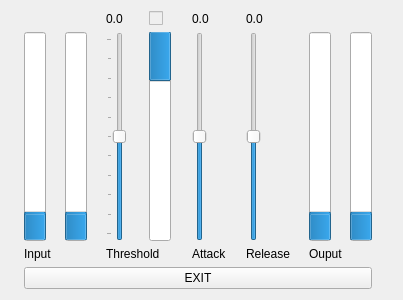
Above: src/mainwindow.ui from MrFrangipane/frangitron-raspberry before the change. Below: the same form after it.
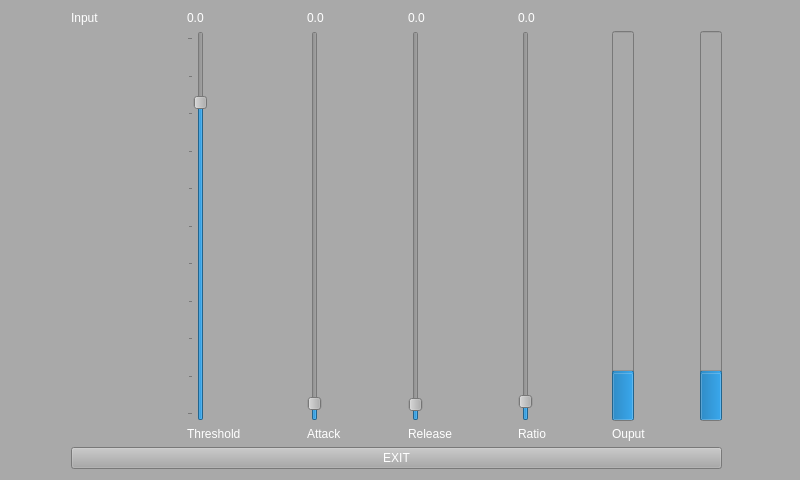
That is the form after the change. Custom widgets are drawn as their Qt base class.

Commit message: UiTrack paint

The edit to the form file:
```diff
--- a/src/mainwindow.ui
+++ b/src/mainwindow.ui
@@ -6,78 +6,63 @@
    <rect>
     <x>0</x>
     <y>0</y>
-    <width>403</width>
-    <height>300</height>
+    <width>800</width>
+    <height>480</height>
    </rect>
   </property>
   <property name="windowTitle">
    <string>MainWindow</string>
   </property>
   <property name="styleSheet">
-   <string notr="true">QProgressBar::chunk::vertical {
+   <string notr="true">QWidget {
+	color: white;
+	background-color: darkgrey;
+}
+
+QProgressBar::chunk::vertical {
 	height: 1 px;
 }</string>
   </property>
   <layout class="QGridLayout" name="gridLayout">
-   <item row="0" column="2">
+   <item row="0" column="1">
     <widget class="QLabel" name="labelCompTreshold">
      <property name="text">
       <string>0.0</string>
      </property>
     </widget>
    </item>
+   <item row="0" column="2">
+    <widget class="QLabel" name="labelCompAttack">
+     <property name="text">
+      <string>0.0</string>
+     </property>
+    </widget>
+   </item>
    <item row="0" column="3">
-    <widget class="QCheckBox" name="compGate">
-     <property name="enabled">
-      <bool>false</bool>
+    <widget class="QLabel" name="labelCompRelease">
+     <property name="text">
+      <string>0.0</string>
      </property>
+    </widget>
+   </item>
+   <item row="0" column="4">
+    <widget class="QLabel" name="labelCompRatio">
      <property name="text">
-      <string/>
+      <string>0.0</string>
      </property>
     </widget>
    </item>
    <item row="1" column="0">
-    <widget class="QProgressBar" name="rmsInL">
-     <property name="maximum">
-      <number>200</number>
-     </property>
-     <property name="value">
-      <number>24</number>
-     </property>
-     <property name="textVisible">
-      <bool>false</bool>
-     </property>
-     <property name="orientation">
-      <enum>Qt::Vertical</enum>
-     </property>
-     <property name="format">
-      <string>%v</string>
+    <widget class="UiTrack" name="inputTrack" native="true">
+     <property name="maximumSize">
+      <size>
+       <width>50</width>
+       <height>16777215</height>
+      </size>
      </property>
     </widget>
    </item>
    <item row="1" column="1">
-    <widget class="QProgressBar" name="rmsInR">
-     <property name="maximum">
-      <number>200</number>
-     </property>
-     <property name="value">
-      <number>24</number>
-     </property>
-     <property name="textVisible">
-      <bool>false</bool>
-     </property>
-     <property name="orientation">
-      <enum>Qt::Vertical</enum>
-     </property>
-     <property name="textDirection">
-      <enum>QProgressBar::BottomToTop</enum>
-     </property>
-     <property name="format">
-      <string>%v</string>
-     </property>
-    </widget>
-   </item>
-   <item row="1" column="2">
     <widget class="QSlider" name="sliderCompThreshold">
      <property name="minimum">
       <number>-200</number>
@@ -86,7 +71,7 @@
       <number>0</number>
      </property>
      <property name="value">
-      <number>-100</number>
+      <number>-34</number>
      </property>
      <property name="orientation">
       <enum>Qt::Vertical</enum>
@@ -105,35 +90,48 @@
      </property>
     </widget>
    </item>
+   <item row="1" column="2">
+    <widget class="QSlider" name="sliderCompAttack">
+     <property name="minimum">
+      <number>1</number>
+     </property>
+     <property name="maximum">
+      <number>1000</number>
+     </property>
+     <property name="value">
+      <number>27</number>
+     </property>
+     <property name="orientation">
+      <enum>Qt::Vertical</enum>
+     </property>
+    </widget>
+   </item>
    <item row="1" column="3">
-    <widget class="QProgressBar" name="compLevel">
+    <widget class="QSlider" name="sliderCompRelease">
+     <property name="minimum">
+      <number>1</number>
+     </property>
+     <property name="maximum">
+      <number>1000</number>
+     </property>
      <property name="value">
-      <number>24</number>
-     </property>
-     <property name="textVisible">
-      <bool>false</bool>
+      <number>25</number>
      </property>
      <property name="orientation">
       <enum>Qt::Vertical</enum>
      </property>
-     <property name="invertedAppearance">
-      <bool>true</bool>
-     </property>
-     <property name="format">
-      <string>%v</string>
-     </property>
     </widget>
    </item>
    <item row="1" column="4">
-    <widget class="QSlider" name="sliderCompAttack">
+    <widget class="QSlider" name="sliderCompRatio">
      <property name="minimum">
-      <number>1</number>
+      <number>10</number>
      </property>
      <property name="maximum">
-      <number>1000</number>
+      <number>100</number>
      </property>
      <property name="value">
-      <number>500</number>
+      <number>13</number>
      </property>
      <property name="orientation">
       <enum>Qt::Vertical</enum>
@@ -141,22 +139,6 @@
     </widget>
    </item>
    <item row="1" column="5">
-    <widget class="QSlider" name="sliderCompRelease">
-     <property name="minimum">
-      <number>1</number>
-     </property>
-     <property name="maximum">
-      <number>1000</number>
-     </property>
-     <property name="value">
-      <number>500</number>
-     </property>
-     <property name="orientation">
-      <enum>Qt::Vertical</enum>
-     </property>
-    </widget>
-   </item>
-   <item row="1" column="6">
     <widget class="QProgressBar" name="rmsOutL">
      <property name="maximum">
       <number>200</number>
@@ -172,7 +154,7 @@
      </property>
     </widget>
    </item>
-   <item row="1" column="7">
+   <item row="1" column="6">
     <widget class="QProgressBar" name="rmsOutR">
      <property name="maximum">
       <number>200</number>
@@ -191,65 +173,66 @@
      </property>
     </widget>
    </item>
-   <item row="2" column="0" colspan="2">
-    <widget class="QLabel" name="input">
+   <item row="2" column="1">
+    <widget class="QLabel" name="threshold">
      <property name="text">
-      <string>Input</string>
+      <string>Threshold</string>
      </property>
     </widget>
    </item>
-   <item row="2" column="4">
+   <item row="2" column="2">
     <widget class="QLabel" name="attack">
      <property name="text">
       <string>Attack</string>
      </property>
     </widget>
    </item>
-   <item row="2" column="5">
+   <item row="2" column="3">
     <widget class="QLabel" name="release">
      <property name="text">
       <string>Release</string>
      </property>
     </widget>
    </item>
-   <item row="2" column="6" colspan="2">
+   <item row="2" column="4">
+    <widget class="QLabel" name="release_2">
+     <property name="text">
+      <string>Ratio</string>
+     </property>
+    </widget>
+   </item>
+   <item row="2" column="5" colspan="2">
     <widget class="QLabel" name="output">
      <property name="text">
       <string>Ouput</string>
      </property>
     </widget>
    </item>
-   <item row="3" column="0" colspan="8">
+   <item row="3" column="0" colspan="7">
     <widget class="QPushButton" name="exit">
      <property name="text">
       <string>EXIT</string>
      </property>
     </widget>
    </item>
-   <item row="2" column="2" colspan="2">
-    <widget class="QLabel" name="threshold">
+   <item row="0" column="0">
+    <widget class="QLabel" name="input">
      <property name="text">
-      <string>Threshold</string>
-     </property>
-    </widget>
-   </item>
-   <item row="0" column="4">
-    <widget class="QLabel" name="labelCompAttack">
-     <property name="text">
-      <string>0.0</string>
-     </property>
-    </widget>
-   </item>
-   <item row="0" column="5">
-    <widget class="QLabel" name="labelCompRelease">
-     <property name="text">
-      <string>0.0</string>
+      <string>Input</string>
      </property>
     </widget>
    </item>
   </layout>
  </widget>
  <layoutdefault spacing="6" margin="11"/>
+ <customwidgets>
+  <customwidget>
+   <class>UiTrack</class>
+   <extends>QWidget</extends>
+   <header>ui/uitrack.h</header>
+   <container>1</container>
+  </customwidget>
+ </customwidgets>
  <tabstops>
   <tabstop>exit</tabstop>
   <tabstop>sliderCompThreshold</tabstop>
```
Left out of the diff: 1 changed line with no effect on the pictures. The commit also changes 6 other files.
